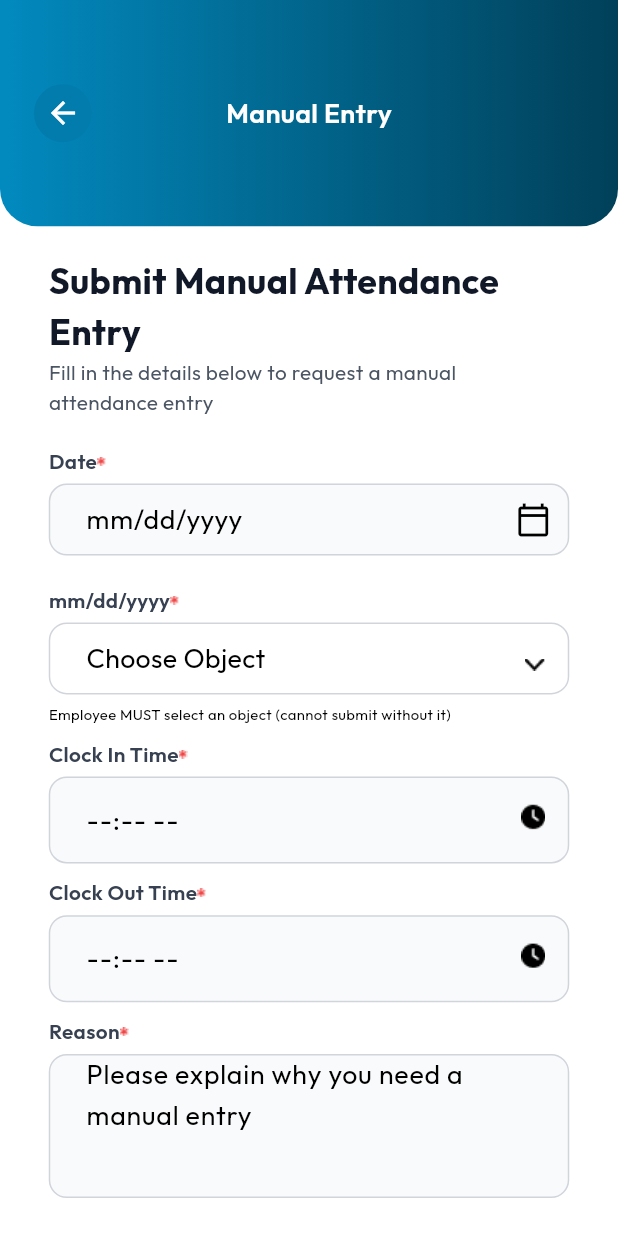
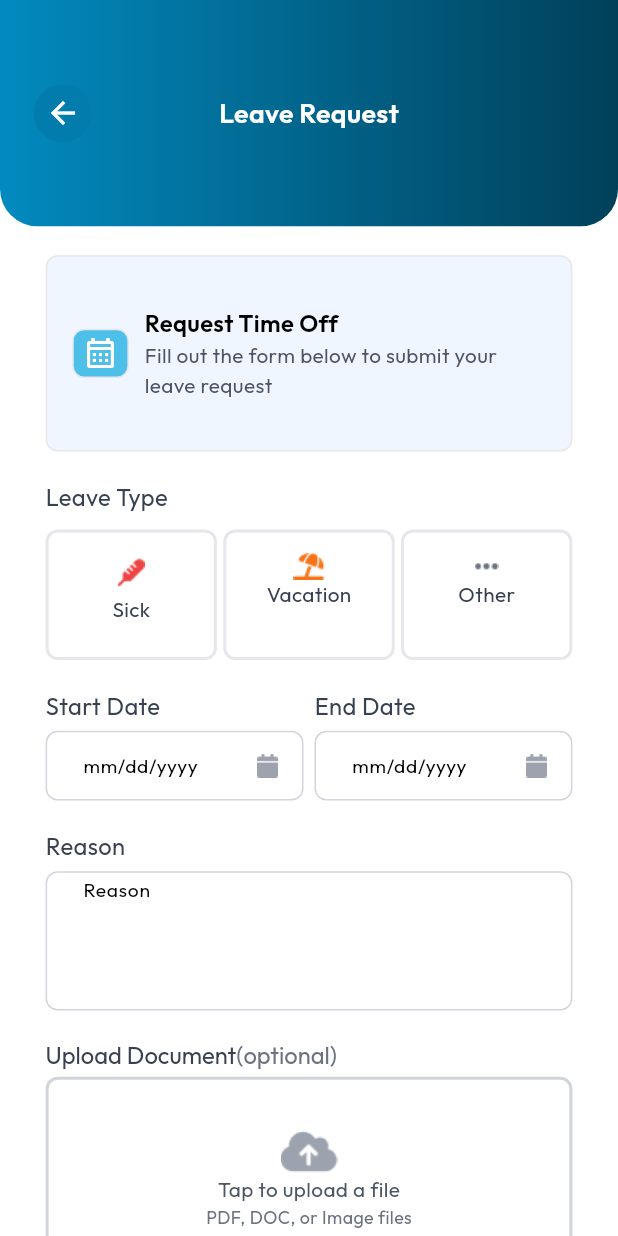
Before and after one commit to waizkamboh/clean_trust, a Flutter app: the screen it shows after launch, on a phone screen of 412 x 824 dp. Run offline on Flutter 3.47's test engine with Material 3 defaults, Android fonts, the phone set to English and light mode, and no system bars; drawn by our look-alikes of dropdown_search; our stand-ins replace flutter_spinkit, get, persistent_bottom_nav_bar.

Commit message:
submit leave request screen

```diff
--- a/lib/main.dart
+++ b/lib/main.dart
@@ -2,6 +2,7 @@ import 'package:clean_trust/util/en.dart';
 import 'package:clean_trust/view/base/bottom_nav_bar.dart';
 import 'package:clean_trust/view/screens/attendance/attendance_details_screen.dart';
 import 'package:clean_trust/view/screens/attendance/attendance_history_screen.dart';
+import 'package:clean_trust/view/screens/attendance/leave_request_screen.dart';
 import 'package:clean_trust/view/screens/attendance/manual_entry_screen.dart';
 import 'package:clean_trust/view/screens/auth/login_screen.dart';
 import 'package:clean_trust/view/screens/auth/signup_screen.dart';
@@ -34,7 +35,7 @@ class MyApp extends StatelessWidget {
       theme: ThemeData(
         colorScheme: ColorScheme.fromSeed(seedColor: Colors.deepPurple),
       ),
-     home: ManualEntryScreen(),
+     home: LeaveRequestScreen(),
       translations: Languages(),
       locale: const Locale('en', 'US'),
       fallbackLocale:  const Locale('en', 'US'),
--- a/lib/util/app_images.dart
+++ b/lib/util/app_images.dart
@@ -33,6 +33,11 @@ class AppImages{
   static const String attendanceDetailIcon2 = 'assets/icons/attendance_detail2.png';
   static const String attendanceDetailIcon3 = 'assets/icons/attendance_detail3.png';
   static const String starIcon = 'assets/icons/star_icon.png';
+  static const String leaveRequestIcon1 = 'assets/icons/leave_request1.png';
+  static const String leaveRequestIcon2 = 'assets/icons/leave_request2.png';
+  static const String leaveRequestIcon3 = 'assets/icons/leave_request3.png';
+  static const String leaveRequestIcon4 = 'assets/icons/leave_request4.png';
+  static const String leaveRequestIcon5 = 'assets/icons/leave_request5.png';
 
 
 
--- a/lib/util/en.dart
+++ b/lib/util/en.dart
@@ -167,6 +167,27 @@ class Languages extends Translations {
       'manualEntry16': 'Submit Entry',
       'manualEntry17': 'Submit Other Entry',
 
+      'leaveRequest1': 'Leave Request',
+      'leaveRequest2': 'Request Time Off',
+      'leaveRequest3': 'Fill out the form below to submit your leave request',
+      'leaveRequest4': 'Request Time Off',
+      'leaveRequest5': 'Fill out the form below to submit your\nleave request',
+       'leaveRequest6': 'Leave Type',
+       'leaveRequest7': 'Sick',
+       'leaveRequest8': 'Vacation',
+       'leaveRequest9': 'Other',
+      'leaveRequest10': 'Start Date',
+      'leaveRequest11': 'mm/dd/yyyy',
+      'leaveRequest12': 'End Date',
+      'leaveRequest13': 'mm/dd/yyyy',
+      'leaveRequest14': 'Reason',
+      'leaveRequest15': 'Upload Document',
+      'leaveRequest16': '(optional)',
+      'leaveRequest17': 'Tap to upload a file',
+      'leaveRequest18': 'PDF, DOC, or Image files',
+      'leaveRequest19': 'Submit Leave Request',
+
+
 
 
 
--- /dev/null
+++ b/lib/view/screens/attendance/leave_request_screen.dart
@@ -0,0 +1,319 @@
+import 'package:clean_trust/util/app_colors.dart';
+import 'package:clean_trust/util/app_images.dart';
+import 'package:clean_trust/util/size_config.dart';
+import 'package:clean_trust/view/base/top_header.dart';
+import 'package:flutter/material.dart';
+import 'package:get/get.dart';
+
+import '../../../util/text_style.dart';
+import '../../base/input_text_field.dart';
+import '../../base/round_button.dart';
+
+class LeaveRequestScreen extends StatelessWidget {
+  const LeaveRequestScreen({super.key});
+
+  @override
+  Widget build(BuildContext context) {
+    SizeConfig().init(context);
+    return Scaffold(
+      backgroundColor: AppColors.kWhiteColor,
+      body: SingleChildScrollView(
+        child: Column(
+          children: [
+            TopHeader(title: 'leaveRequest1'.tr),
+            Padding(
+              padding:  EdgeInsets.symmetric(horizontal: getWidth(29)),
+              child: Column(
+                crossAxisAlignment: CrossAxisAlignment.start,
+                children: [
+                  SizedBox(height: getHeight(20)),
+                  Container(
+                    padding: EdgeInsetsGeometry.symmetric(horizontal: getWidth(16), vertical: getHeight(34)),
+                    width: getWidth(343),
+                    decoration: BoxDecoration(
+                      color: AppColors.kAliceBlue,
+                      borderRadius: BorderRadius.all(Radius.circular(8)),
+                      border: Border.all(color: AppColors.kLightCoolGreyColor, width: 1),
+                    ),
+                    child: Row(
+                      children: [
+                        Container(
+                          width: getWidth(36),
+                          height: getHeight(34),
+                          decoration: BoxDecoration(
+                            color: AppColors.kSkyBlueColor,
+                            borderRadius: BorderRadius.all(Radius.circular(8)),
+                            border: Border.all(color: AppColors.kLightCoolGreyColor, width: 1),
+                          ),
+                          child: Icon(Icons.calendar_month_outlined, color: AppColors.kWhiteColor,),
+
+                        ),
+                        SizedBox(width: getWidth(10)),
+                        Column(
+                          crossAxisAlignment: CrossAxisAlignment.start,
+                          mainAxisAlignment: MainAxisAlignment.center,
+                          children: [
+                            Text(
+                              'leaveRequest4'.tr,
+                              style: kSize16W600KBlackColorOutfitSemiBold.copyWith(
+                                  color: AppColors.kBlackColor,
+                              ),
+                            ),
+
+                            Text(
+                              'leaveRequest5'.tr,
+                              style: kSize16W400KWhiteColorOutfitRegular.copyWith(
+                                  color: AppColors.kSlateGray,
+                                  fontSize: getFont(14)
+                              ),
+                            ),
+                          ],
+                        ),
+
+
+
+
+
+                      ],
+                    ),
+                  ),
+                  SizedBox(height: getHeight(20)),
+                  Text(
+                    'leaveRequest6'.tr,
+                    style: kSize16W400KWhiteColorOutfitRegular.copyWith(
+                      color: AppColors.kDarkSlateGray,
+                    ),
+                  ),
+                  SizedBox(height: getHeight(10)),
+                  Row(
+                    mainAxisAlignment: MainAxisAlignment.spaceBetween,
+                    children: [
+                      reusableContainer(image: AppImages.leaveRequestIcon1, text: 'leaveRequest7'),
+                      reusableContainer(image: AppImages.leaveRequestIcon2, text: 'leaveRequest8'),
+                      reusableContainer(image: AppImages.leaveRequestIcon3, text: 'leaveRequest9'),
+
+                    ],
+                  ),
+                  SizedBox(height: getHeight(20)),
+
+                  Row(
+                    mainAxisAlignment: MainAxisAlignment.spaceBetween,
+                    children: [
+                      Column(
+                        crossAxisAlignment: CrossAxisAlignment.start,
+                        children: [
+                          Text(
+                            'leaveRequest10'.tr,
+                            style: kSize16W400KWhiteColorOutfitRegular.copyWith(
+                              color: AppColors.kDarkSlateGray,
+                            ),
+                          ),
+                          SizedBox(height: getHeight(5)),
+
+                          InputTextField(
+                            height: getHeight(48),
+                            //myController: controller.emailController,
+                            width: getWidth(164),
+                            contentPadding: EdgeInsets.symmetric(horizontal: getWidth(20)),
+                            //myController: signUpC.nameSignupController.value,
+                            //focusNode: signUpC.nameSignupFocusNode.value,
+                            // onFiledSubmittedValue: (value){
+                            //   Utils.fieldFocusChange(context, signUpC.nameSignupFocusNode.value, signUpC.emailSignupFocusNode.value);
+                            // },
+                            onValidator: (email){
+                              return null;
+                            },
+                            suffixIcon: Image.asset(AppImages.leaveRequestIcon4),
+                            keyBoardType: TextInputType.datetime,
+                            borderRadius: 8,
+                            obscureText: false,
+                            hintText: 'leaveRequest11'.tr,
+                            hintTextStyle: kSize16W400KWhiteColorOutfitRegular.copyWith(fontSize: getFont(13), color: AppColors.kBlackColor),
+                            borderSideColor: AppColors.kLightCoolGray,
+                            textFormFieldColor: AppColors.kWhiteColor,
+                          ),
+                        ],
+                      ),
+                      Column(
+                        crossAxisAlignment: CrossAxisAlignment.start,
+                        children: [
+                          Text(
+                            'leaveRequest12'.tr,
+                            style: kSize16W400KWhiteColorOutfitRegular.copyWith(
+                              color: AppColors.kDarkSlateGray,
+                            ),
+                          ),
+                          SizedBox(height: getHeight(5)),
+
+                          InputTextField(
+                            height: getHeight(48),
+                            //myController: controller.emailController,
+                            width: getWidth(164),
+                            contentPadding: EdgeInsets.symmetric(horizontal: getWidth(20)),
+                            //myController: signUpC.nameSignupController.value,
+                            //focusNode: signUpC.nameSignupFocusNode.value,
+                            // onFiledSubmittedValue: (value){
+                            //   Utils.fieldFocusChange(context, signUpC.nameSignupFocusNode.value, signUpC.emailSignupFocusNode.value);
+                            // },
+                            onValidator: (email){
+                              return null;
+                            },
+                            suffixIcon: Image.asset(AppImages.leaveRequestIcon4),
+                            keyBoardType: TextInputType.datetime,
+                            borderRadius: 8,
+                            obscureText: false,
+                            hintText: 'leaveRequest13'.tr,
+                            hintTextStyle: kSize16W400KWhiteColorOutfitRegular.copyWith(fontSize: getFont(13), color: AppColors.kBlackColor),
+                            borderSideColor: AppColors.kLightCoolGray,
+                            textFormFieldColor: AppColors.kWhiteColor,
+                          ),
+                        ],
+                      ),
+                    ],
+                  ),
+                  SizedBox(height: getHeight(20)),
+
+                  Text(
+                    'leaveRequest14'.tr,
+                    style: kSize16W400KWhiteColorOutfitRegular.copyWith(
+                      color: AppColors.kDarkSlateGray,
+                    ),
+                  ),
+                  SizedBox(height: getHeight(5)),
+
+                  InputTextField(
+                    height: getHeight(96),
+                    //myController: controller.emailController,
+                    width: getWidth(343),
+                    contentPadding: EdgeInsets.symmetric(horizontal: getWidth(20)),
+                    //myController: signUpC.nameSignupController.value,
+                    //focusNode: signUpC.nameSignupFocusNode.value,
+                    // onFiledSubmittedValue: (value){
+                    //   Utils.fieldFocusChange(context, signUpC.nameSignupFocusNode.value, signUpC.emailSignupFocusNode.value);
+                    // },
+                    onValidator: (email){
+                      return null;
+                    },
+                    keyBoardType: TextInputType.text,
+                    borderRadius: 8,
+                    maxLines: 4,
+                    obscureText: false,
+                    hintText: 'leaveRequest14'.tr,
+                    hintTextStyle: kSize16W400KWhiteColorOutfitRegular.copyWith(fontSize: getFont(13), color: AppColors.kBlackColor),
+                    borderSideColor: AppColors.kLightCoolGray,
+                    textFormFieldColor: AppColors.kWhiteColor,
+                  ),
+                  SizedBox(height: getHeight(20)),
+                  RichText(
+                    text: TextSpan(
+                      children: [
+                        TextSpan(
+                            text: "leaveRequest15".tr,
+                          style: kSize16W400KWhiteColorOutfitRegular.copyWith(
+                            color: AppColors.kDarkSlateGray,
+                          ),
+                        ),
+                        TextSpan(
+                          text: "leaveRequest16".tr,
+                          style: kSize16W400KWhiteColorOutfitRegular.copyWith(
+                            color: AppColors.kCoolGreyColor,
+
+                          ),
+                        ),
+                      ],
+                    ),
+                  ),
+
+                  SizedBox(height: getHeight(5)),
+                  Container(
+                    padding: EdgeInsetsGeometry.symmetric(horizontal: getWidth(16), vertical: getHeight(34)),
+                    width: getWidth(343),
+                    decoration: BoxDecoration(
+                      color: AppColors.kWhiteColor,
+                      borderRadius: BorderRadius.all(Radius.circular(8)),
+
+                      border: Border.all(color: AppColors.kLightCoolGray, width: 2),
+                    ),
+                    child: Column(
+                      children: [
+                        Image.asset(AppImages.leaveRequestIcon5),
+                        Text(
+                          'leaveRequest17'.tr,
+                          style: kSize16W400KWhiteColorOutfitRegular.copyWith(
+                            fontSize: getFont(14),
+                            color: AppColors.kSlateGray,
+                          ),
+                        ),
+                        Text(
+                          'leaveRequest18'.tr,
+                          style: kSize16W400KWhiteColorOutfitRegular.copyWith(
+                            fontSize: getFont(12),
+                            color: AppColors.kCoolGreyColor,
+                          ),
+                        ),
+                      ],
+                    ),
+                  ),
+                  SizedBox(height: getHeight(30)),
+                  RoundButton(
+                    onPress: (){},
+                    radius: BorderRadius.circular(12),
+                    title: 'leaveRequest19'.tr,
+                    textStyle: kSize16W600KBlackColorOutfitSemiBold.copyWith(color: AppColors.kWhiteColor,),
+                    buttonColor: AppColors.kSkyBlueColor,
+                    width: getWidth(343),
+                    height: getHeight(56),
+
+                  ),
+
+
+
+
+
+
+
+
+
+
+
+                ],
+              ),
+            ),
+            SizedBox(height: getHeight(50)),
+
+
+          ],
+        ),
+      ),
+    );
+  }
+  Widget reusableContainer({
+    required String image,
+    required String text
+}) {
+    return Container(
+      padding: EdgeInsetsGeometry.symmetric( vertical: getHeight(14)),
+      width: getWidth(109),
+      height: getHeight(90),
+      decoration: BoxDecoration(
+        color: AppColors.kWhiteColor,
+        borderRadius: BorderRadius.all(Radius.circular(8)),
+        border: Border.all(color: AppColors.kLightCoolGreyColor, width: 2),
+      ),
+      child: Column(
+        children: [
+          Image.asset(image),
+          Text(
+            text.tr,
+            style: kSize16W400KWhiteColorOutfitRegular.copyWith(
+                color: AppColors.kDarkSlateGray,
+                fontSize: getFont(14)
+            ),
+          ),
+
+        ],
+      ),
+    );
+
+  }
+}
```
Also changed, not shown: assets/icons/leave_request1.png (added), assets/icons/leave_request2.png (added), assets/icons/leave_request3.png (added), assets/icons/leave_request4.png (added), assets/icons/leave_request5.png (added).
